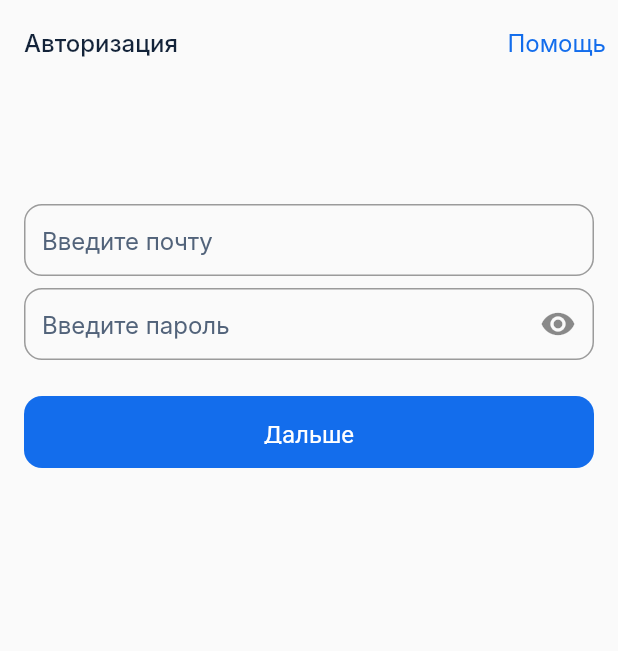
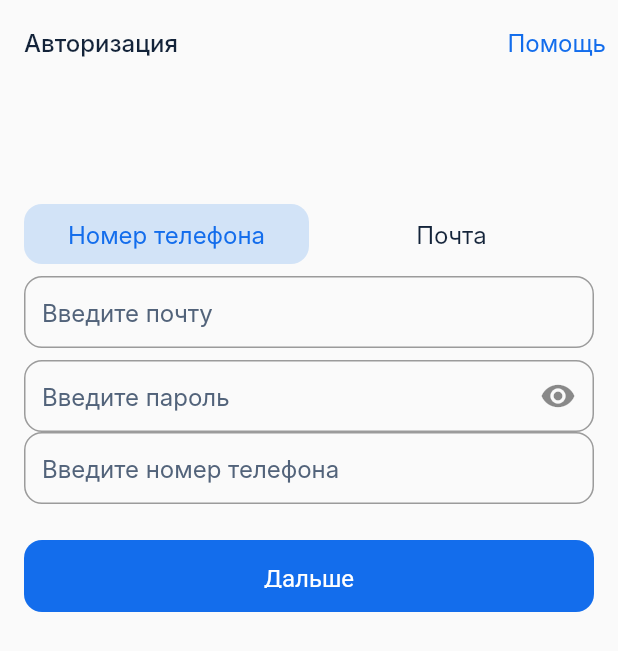
Before and after one commit to Nadia-ru/praktika_volsu, a Flutter app: the screen it shows after launch, on a phone screen of 412 x 824 dp. Shown: the top 651 px of the screen. Run offline on Flutter 3.47's test engine with Material 2 defaults, Android fonts, the phone set to English and light mode, and no system bars; Roboto replaces fonts that are missing (Inter).

Commit message:
половина авторизации

```diff
--- a/lib/widgets/auth_widget.dart
+++ b/lib/widgets/auth_widget.dart
@@ -10,6 +10,7 @@ class AuthWidget extends StatefulWidget {
 class _AuthWidgetState extends State<AuthWidget> {
   @override
   Widget build(BuildContext context) {
+
     return Scaffold(
       appBar: AppBar(
           backgroundColor: Colors.transparent,
@@ -38,28 +39,32 @@ class _AuthWidgetState extends State<AuthWidget> {
         child: Column(
           children: [
             const SizedBox(height: 80),
-            Row(
-              children: [],
-            ),
-            const _FormWidget(),
+            const _RadioButton(),
+            const SizedBox(height: 8),
+            const _FormWidgetEmail(),
+            const _FormWidgetPhone(),
             const SizedBox(height: 24),
             SizedBox(
               width: double.infinity,
               height: 48,
               child: TextButton(
-
                   style: ButtonStyle(
-                  backgroundColor: MaterialStateProperty.all(Color(0xFF136DEC)),
-                  foregroundColor: MaterialStateProperty.all(Color(0xFFFFFFFF)),
-                  textStyle: MaterialStateProperty.all(TextStyle(fontSize: 16,fontWeight: FontWeight.w400,)),
-                  padding: MaterialStateProperty.all(EdgeInsets.symmetric(vertical: 16.0)),
+                    backgroundColor:
+                        MaterialStateProperty.all(const Color(0xFF136DEC)),
+                    foregroundColor:
+                        MaterialStateProperty.all(const Color(0xFFFFFFFF)),
+                    textStyle: MaterialStateProperty.all(const TextStyle(
+                      fontSize: 16,
+                      fontWeight: FontWeight.w400,
+                    )),
+                    padding: MaterialStateProperty.all(
+                        EdgeInsets.symmetric(vertical: 16.0)),
                     shape: MaterialStateProperty.all(RoundedRectangleBorder(
                       borderRadius: BorderRadius.circular(12.0),
                     )),
                   ),
-
-                  onPressed: (){},
-                  child: Text('Дальше')),
+                  onPressed: () {},
+                  child: const Text('Дальше')),
             )
           ],
         ),
@@ -68,19 +73,19 @@ class _AuthWidgetState extends State<AuthWidget> {
   }
 }
 
-class _FormWidget extends StatefulWidget {
-  const _FormWidget({Key? key}) : super(key: key);
+class _FormWidgetEmail extends StatefulWidget {
+  const _FormWidgetEmail({Key? key}) : super(key: key);
 
   @override
-  State<_FormWidget> createState() => _FormWidgetStateEmail();
+  State<_FormWidgetEmail> createState() => _FormWidgetStateEmail();
 }
 
-class _FormWidgetStateEmail extends State<_FormWidget> {
+class _FormWidgetStateEmail extends State<_FormWidgetEmail> {
   @override
   Widget build(BuildContext context) {
-    const textStylePol = const TextStyle(
+    const textStylePol = TextStyle(
         fontSize: 16, fontWeight: FontWeight.w400, color: Color(0xFF136DEC));
-    const textStyleStart = const TextStyle(
+    const textStyleStart = TextStyle(
         fontSize: 16, fontWeight: FontWeight.w400, color: Color(0xFF52637A));
     return Column(
       children: const [
@@ -91,10 +96,11 @@ class _FormWidgetStateEmail extends State<_FormWidget> {
               border: OutlineInputBorder(
                   borderRadius: BorderRadius.all(Radius.circular(12.0)),
                   borderSide: BorderSide(color: Color(0xFFE3E7EC), width: 1.0)),
-              contentPadding: EdgeInsets.symmetric(horizontal: 12)
+              contentPadding: EdgeInsets.symmetric(horizontal: 12)),
         ),
+        SizedBox(
+          height: 8,
         ),
-        SizedBox(height: 8,),
         TextField(
           decoration: InputDecoration(
               hintText: 'Введите пароль',
@@ -104,10 +110,90 @@ class _FormWidgetStateEmail extends State<_FormWidget> {
                 borderRadius: BorderRadius.all(Radius.circular(12.0)),
                 borderSide: BorderSide(color: Color(0xFFE3E7EC), width: 1.0),
               ),
-            contentPadding: EdgeInsets.symmetric(horizontal: 12)
-          ),
+              contentPadding: EdgeInsets.symmetric(horizontal: 12)),
         ),
       ],
     );
   }
 }
+
+class _FormWidgetPhone extends StatefulWidget {
+  const _FormWidgetPhone({Key? key}) : super(key: key);
+
+  @override
+  State<_FormWidgetPhone> createState() => _FormWidgetPhoneState();
+}
+
+class _FormWidgetPhoneState extends State<_FormWidgetPhone> {
+  @override
+  Widget build(BuildContext context) {
+    const textStyleStart = TextStyle(
+        fontSize: 16, fontWeight: FontWeight.w400, color: Color(0xFF52637A));
+    return   const TextField(
+      decoration: InputDecoration(
+          hintText: 'Введите номер телефона',
+          hintStyle: textStyleStart,
+          border: OutlineInputBorder(
+              borderRadius: BorderRadius.all(Radius.circular(12.0)),
+              borderSide: BorderSide(color: Color(0xFFE3E7EC), width: 1.0)),
+          contentPadding: EdgeInsets.symmetric(horizontal: 12)),
+    );
+  }
+}
+
+
+class _RadioButton extends StatefulWidget {
+  const _RadioButton({Key? key}) : super(key: key);
+
+  @override
+  State<_RadioButton> createState() => _RadioButtonState();
+}
+
+/// This is the private State class that goes with MyStatefulWidget.
+class _RadioButtonState extends State<_RadioButton> {
+  int value = 1;
+
+  Widget CustomRadioButton(String text, int index) {
+    return Expanded(
+
+      child: SizedBox(
+        height: 40,
+        child: OutlinedButton(
+          onPressed: () {
+            setState(() {
+              value = index;
+            });
+          },
+
+          style: OutlinedButton.styleFrom(side: BorderSide.none,
+            backgroundColor: (value == index) ? const Color(0xFFD2E3F7) : Colors.transparent,
+            padding: const EdgeInsets.all(8.0),
+            shape: RoundedRectangleBorder(borderRadius: BorderRadius.circular(12))
+          ),
+
+          child: Text(
+            text,
+
+            style: TextStyle(
+                fontSize: 16,
+                fontWeight: FontWeight.w400,
+                color: (value == index)
+                    ? const Color(0xFF136DEC)
+                    : const Color(0xFF132339)),
+          ),
+        ),
+      ),
+    );
+  }
+
+  @override
+  Widget build(BuildContext context) {
+    return Row(
+
+      children: <Widget>[
+        CustomRadioButton("Номер телефона", 1),
+        CustomRadioButton("Почта", 2),
+      ],
+    );
+  }
+}
```
Lines whose indentation alone changed are shown as unchanged.
